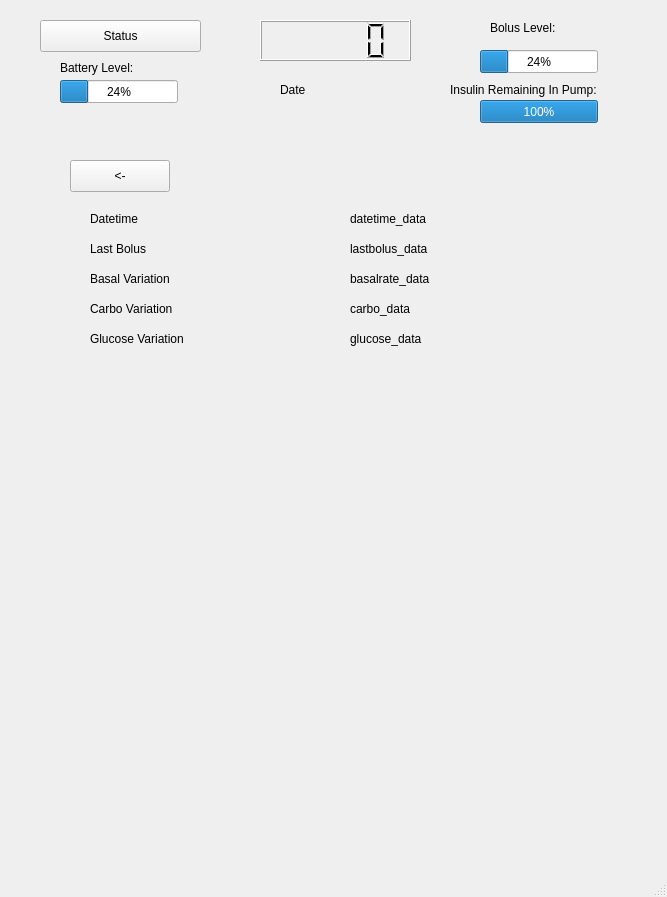
cgawdzik/COMP3004-TeamProject, file COMP3004-FinalProject/mainwindow.ui: the form before one commit.
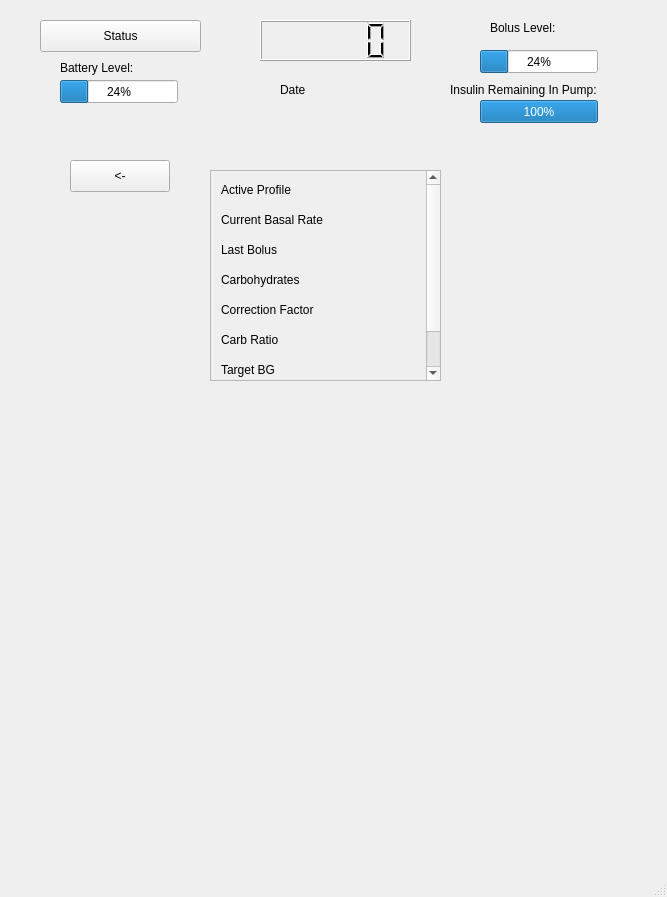
The form after the commit. The open tabs and pages were chosen to show the change. Icons and pictures are not drawn.

```diff
--- a/COMP3004-FinalProject/mainwindow.ui
+++ b/COMP3004-FinalProject/mainwindow.ui
@@ -40,8 +40,33 @@
      <string notr="true"/>
     </property>
     <property name="currentIndex">
-     <number>3</number>
+     <number>0</number>
     </property>
+    <widget class="QWidget" name="LockScreen">
+     <widget class="QLabel" name="pinLabel">
+      <property name="geometry">
+       <rect>
+        <x>260</x>
+        <y>30</y>
+        <width>111</width>
+        <height>17</height>
+       </rect>
+      </property>
+      <property name="text">
+       <string>Enter 4-Digit Pin</string>
+      </property>
+     </widget>
+     <widget class="QLineEdit" name="pinEdit">
+      <property name="geometry">
+       <rect>
+        <x>260</x>
+        <y>60</y>
+        <width>113</width>
+        <height>25</height>
+       </rect>
+      </property>
+     </widget>
+    </widget>
     <widget class="QWidget" name="HomeScreen">
      <widget class="QPushButton" name="BolusOption">
       <property name="geometry">
@@ -259,110 +284,6 @@
      </widget>
     </widget>
     <widget class="QWidget" name="StatusScreen">
-     <widget class="QLabel" name="label_3">
-      <property name="geometry">
-       <rect>
-        <x>70</x>
-        <y>60</y>
-        <width>61</width>
-        <height>17</height>
-       </rect>
-      </property>
-      <property name="text">
-       <string>Datetime</string>
-      </property>
-     </widget>
-     <widget class="QLabel" name="label_4">
-      <property name="geometry">
-       <rect>
-        <x>70</x>
-        <y>120</y>
-        <width>121</width>
-        <height>17</height>
-       </rect>
-      </property>
-      <property name="text">
-       <string>Basal Variation</string>
-      </property>
-     </widget>
-     <widget class="QLabel" name="label_5">
-      <property name="geometry">
-       <rect>
-        <x>70</x>
-        <y>90</y>
-        <width>71</width>
-        <height>17</height>
-       </rect>
-      </property>
-      <property name="text">
-       <string>Last Bolus</string>
-      </property>
-     </widget>
-     <widget class="QLabel" name="label_6">
-      <property name="geometry">
-       <rect>
-        <x>70</x>
-        <y>150</y>
-        <width>101</width>
-        <height>17</height>
-       </rect>
-      </property>
-      <property name="text">
-       <string>Carbo Variation</string>
-      </property>
-     </widget>
-     <widget class="QLabel" name="weekday">
-      <property name="geometry">
-       <rect>
-        <x>330</x>
-        <y>60</y>
-        <width>181</width>
-        <height>17</height>
-       </rect>
-      </property>
-      <property name="text">
-       <string>datetime_data</string>
-      </property>
-     </widget>
-     <widget class="QLabel" name="basalrate">
-      <property name="geometry">
-       <rect>
-        <x>330</x>
-        <y>120</y>
-        <width>111</width>
-        <height>17</height>
-       </rect>
-      </property>
-      <property name="text">
-       <string>basalrate_data</string>
-      </property>
-     </widget>
-     <widget class="QLabel" name="lastbolus">
-      <property name="geometry">
-       <rect>
-        <x>330</x>
-        <y>90</y>
-        <width>111</width>
-        <height>17</height>
-       </rect>
-      </property>
-      <property name="text">
-       <string>lastbolus_data</string>
-      </property>
-     </widget>
-     <widget class="QLabel" name="carbo">
-      <property name="geometry">
-       <rect>
-        <x>330</x>
-        <y>150</y>
-        <width>111</width>
-        <height>17</height>
-       </rect>
-      </property>
-      <property name="text">
-       <string>carbo_data</string>
-      </property>
-     </widget>
      <widget class="QPushButton" name="StatusBackButton">
       <property name="geometry">
        <rect>
@@ -376,31 +297,132 @@
        <string>&lt;-</string>
       </property>
      </widget>
-     <widget class="QLabel" name="label_11">
+     <widget class="QScrollArea" name="StatusScrollArea">
       <property name="geometry">
        <rect>
-        <x>70</x>
-        <y>180</y>
-        <width>101</width>
-        <height>17</height>
+        <x>190</x>
+        <y>20</y>
+        <width>231</width>
+        <height>211</height>
        </rect>
       </property>
-      <property name="text">
-       <string>Glucose Variation</string>
+      <property name="widgetResizable">
+       <bool>false</bool>
       </property>
-     </widget>
-     <widget class="QLabel" name="glucose">
-      <property name="geometry">
-       <rect>
-        <x>330</x>
-        <y>180</y>
-        <width>111</width>
-        <height>17</height>
-       </rect>
-      </property>
-      <property name="text">
-       <string>glucose_data</string>
-      </property>
+      <widget class="QWidget" name="scrollAreaWidgetContents">
+       <property name="geometry">
+        <rect>
+         <x>0</x>
+         <y>0</y>
+         <width>209</width>
+         <height>259</height>
+        </rect>
+       </property>
+       <widget class="QLabel" name="actProf_data">
+        <property name="geometry">
+         <rect>
+          <x>10</x>
+          <y>10</y>
+          <width>191</width>
+          <height>17</height>
+         </rect>
+        </property>
+        <property name="text">
+         <string>Active Profile</string>
+        </property>
+       </widget>
+       <widget class="QLabel" name="currBasal_data">
+        <property name="geometry">
+         <rect>
+          <x>10</x>
+          <y>40</y>
+          <width>191</width>
+          <height>17</height>
+         </rect>
+        </property>
+        <property name="text">
+         <string>Current Basal Rate</string>
+        </property>
+       </widget>
+       <widget class="QLabel" name="lastBolus_data">
+        <property name="geometry">
+         <rect>
+          <x>10</x>
+          <y>70</y>
+          <width>191</width>
+          <height>17</height>
+         </rect>
+        </property>
+        <property name="text">
+         <string>Last Bolus</string>
+        </property>
+       </widget>
+       <widget class="QLabel" name="carbo_data">
+        <property name="geometry">
+         <rect>
+          <x>10</x>
+          <y>100</y>
+          <width>191</width>
+          <height>17</height>
+         </rect>
+        </property>
+        <property name="text">
+         <string>Carbohydrates</string>
+        </property>
+       </widget>
+       <widget class="QLabel" name="cf_data">
+        <property name="geometry">
+         <rect>
+          <x>10</x>
+          <y>130</y>
+          <width>191</width>
+          <height>17</height>
+         </rect>
+        </property>
+        <property name="text">
+         <string>Correction Factor</string>
+        </property>
+       </widget>
+       <widget class="QLabel" name="cr_data">
+        <property name="geometry">
+         <rect>
+          <x>10</x>
+          <y>160</y>
+          <width>191</width>
+          <height>17</height>
+         </rect>
+        </property>
+        <property name="text">
+         <string>Carb Ratio</string>
+        </property>
+       </widget>
+       <widget class="QLabel" name="bg_data">
+        <property name="geometry">
+         <rect>
+          <x>10</x>
+          <y>190</y>
+          <width>191</width>
+          <height>17</height>
+         </rect>
+        </property>
+        <property name="text">
+         <string>Target BG</string>
+        </property>
+       </widget>
+       <widget class="QLabel" name="duration_data">
+        <property name="geometry">
+         <rect>
+          <x>10</x>
+          <y>220</y>
+          <width>191</width>
+          <height>17</height>
+         </rect>
+        </property>
+        <property name="text">
+         <string>Insulin Duration</string>
+        </property>
+       </widget>
+      </widget>
      </widget>
     </widget>
     <widget class="QWidget" name="HistoryScreen">
```
